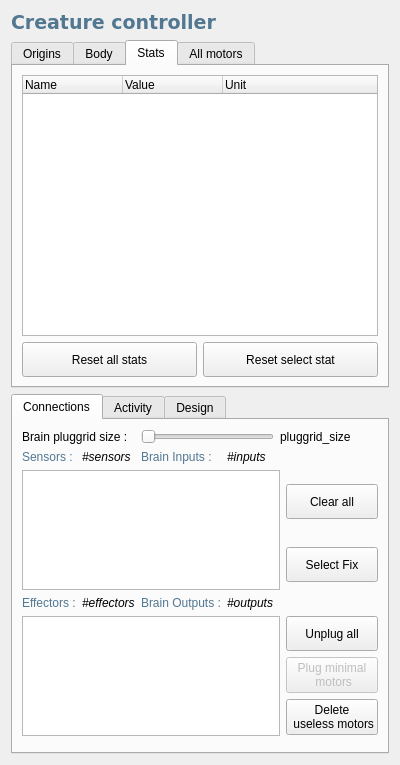
Before: the Qt Designer form src/genelab/core/ui/widgets/entities/entitypropertiescontroller.ui in GeneCraft/GeneCraft-Project, drawn with Qt 5.
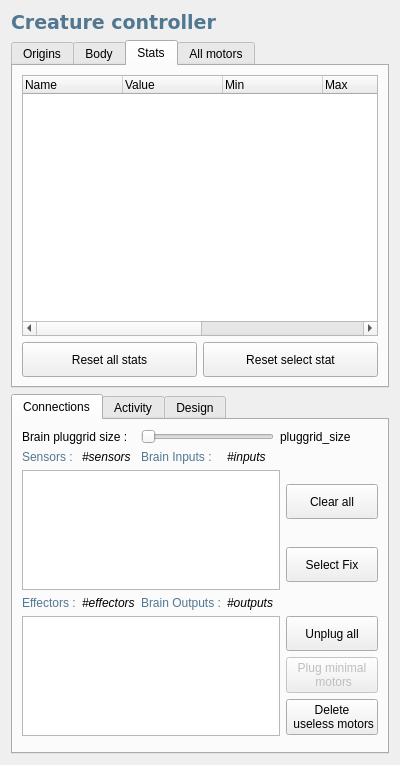
After: the same form once the commit is applied. The open tabs and pages were chosen to show the change. Icons and pictures are not drawn.

Commit message: + Amélioration des statistiques (Min, Max, Average, Sum). Elles sont maintenant steppées

```diff
--- a/src/genelab/core/ui/widgets/entities/entitypropertiescontroller.ui
+++ b/src/genelab/core/ui/widgets/entities/entitypropertiescontroller.ui
@@ -225,6 +225,26 @@
            <string>Value</string>
           </property>
          </column>
+         <column>
+          <property name="text">
+           <string>Min</string>
+          </property>
+         </column>
+         <column>
+          <property name="text">
+           <string>Max</string>
+          </property>
+         </column>
+         <column>
+          <property name="text">
+           <string>Average</string>
+          </property>
+         </column>
+         <column>
+          <property name="text">
+           <string>Sum</string>
+          </property>
+         </column>
          <column>
           <property name="text">
            <string>Unit</string>
```
Left out of the diff: 2 changed lines with no effect on the pictures. The commit also changes 10 other files.
